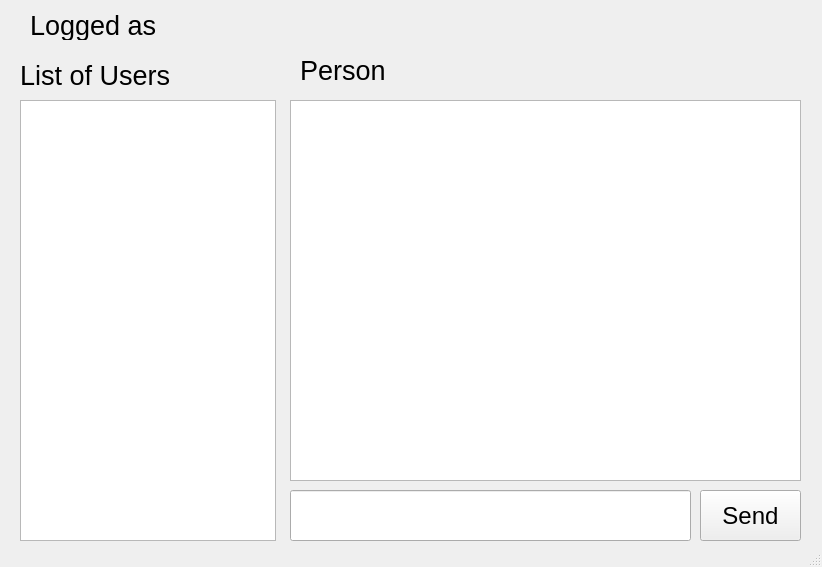
First picture: the form in offlineMessenger/OfflineMessenger/chatwindow.ui, repository raresChelariu/OfflineMessenger, before the edit.
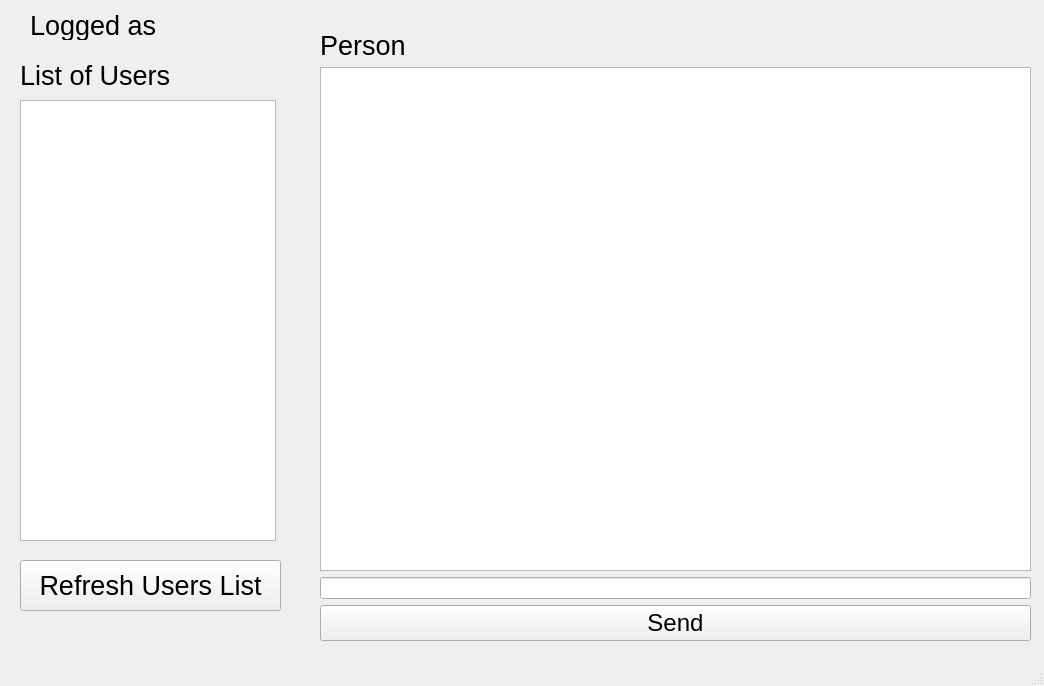
Second picture: the form after the edit.

What changed in the file:
```diff
--- a/offlineMessenger/OfflineMessenger/chatwindow.ui
+++ b/offlineMessenger/OfflineMessenger/chatwindow.ui
@@ -6,8 +6,8 @@
    <rect>
     <x>0</x>
     <y>0</y>
-    <width>822</width>
-    <height>567</height>
+    <width>1044</width>
+    <height>686</height>
    </rect>
   </property>
   <property name="windowTitle">
@@ -32,63 +32,7 @@
      <string>List of Users</string>
     </property>
    </widget>
-   <widget class="QPushButton" name="btnSend">
-    <property name="geometry">
-     <rect>
-      <x>700</x>
-      <y>490</y>
-      <width>101</width>
-      <height>51</height>
-     </rect>
-    </property>
-    <property name="font">
-     <font>
-      <pointsize>18</pointsize>
-     </font>
-    </property>
-    <property name="text">
-     <string>Send</string>
-    </property>
-   </widget>
-   <widget class="QLineEdit" name="leUserInput">
-    <property name="geometry">
-     <rect>
-      <x>290</x>
-      <y>490</y>
-      <width>401</width>
-      <height>51</height>
-     </rect>
-    </property>
-   </widget>
-   <widget class="QTextEdit" name="textDiscussion">
-    <property name="geometry">
-     <rect>
-      <x>290</x>
-      <y>100</y>
-      <width>511</width>
-      <height>381</height>
-     </rect>
-    </property>
-   </widget>
-   <widget class="QLabel" name="labelPerson">
-    <property name="geometry">
-     <rect>
-      <x>300</x>
-      <y>55</y>
-      <width>171</width>
-      <height>31</height>
-     </rect>
-    </property>
-    <property name="font">
-     <font>
-      <pointsize>20</pointsize>
-     </font>
-    </property>
-    <property name="text">
-     <string>Person</string>
-    </property>
-   </widget>
-   <widget class="QListWidget" name="listWidget">
+   <widget class="QListWidget" name="listUsers">
     <property name="geometry">
      <rect>
       <x>20</x>
@@ -116,6 +60,66 @@
      <string>Logged as</string>
     </property>
    </widget>
+   <widget class="QWidget" name="verticalLayoutWidget">
+    <property name="geometry">
+     <rect>
+      <x>320</x>
+      <y>30</y>
+      <width>711</width>
+      <height>611</height>
+     </rect>
+    </property>
+    <layout class="QVBoxLayout" name="verticalLayout">
+     <item>
+      <widget class="QLabel" name="labelPerson">
+       <property name="font">
+        <font>
+         <pointsize>20</pointsize>
+        </font>
+       </property>
+       <property name="text">
+        <string>Person</string>
+       </property>
+      </widget>
+     </item>
+     <item>
+      <widget class="QTextEdit" name="textDiscussion"/>
+     </item>
+     <item>
+      <widget class="QLineEdit" name="leUserInput"/>
+     </item>
+     <item>
+      <widget class="QPushButton" name="btnSend">
+       <property name="font">
+        <font>
+         <pointsize>18</pointsize>
+        </font>
+       </property>
+       <property name="text">
+        <string>Send</string>
+       </property>
+      </widget>
+     </item>
+    </layout>
+   </widget>
+   <widget class="QPushButton" name="btnRefreshUsersList">
+    <property name="geometry">
+     <rect>
+      <x>20</x>
+      <y>560</y>
+      <width>261</width>
+      <height>51</height>
+     </rect>
+    </property>
+    <property name="font">
+     <font>
+      <pointsize>20</pointsize>
+     </font>
+    </property>
+    <property name="text">
+     <string>Refresh Users List</string>
+    </property>
+   </widget>
   </widget>
   <widget class="QMenuBar" name="menubar">
    <property name="geometry">
```
Left out of the diff: 2 changed lines with no effect on the pictures.
